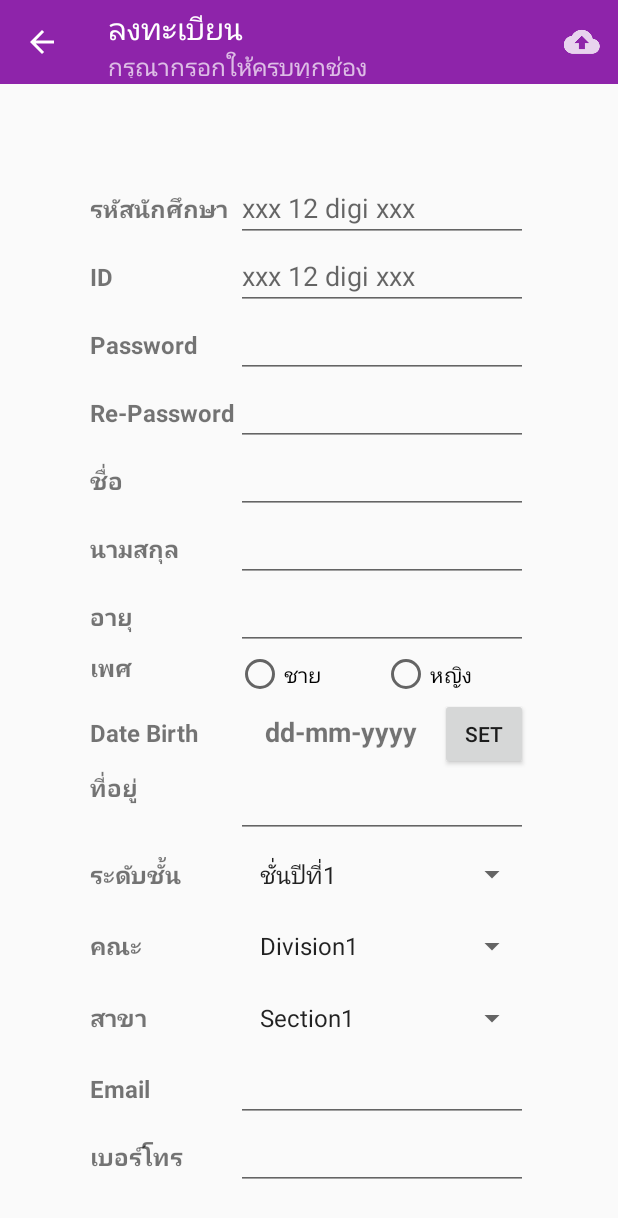
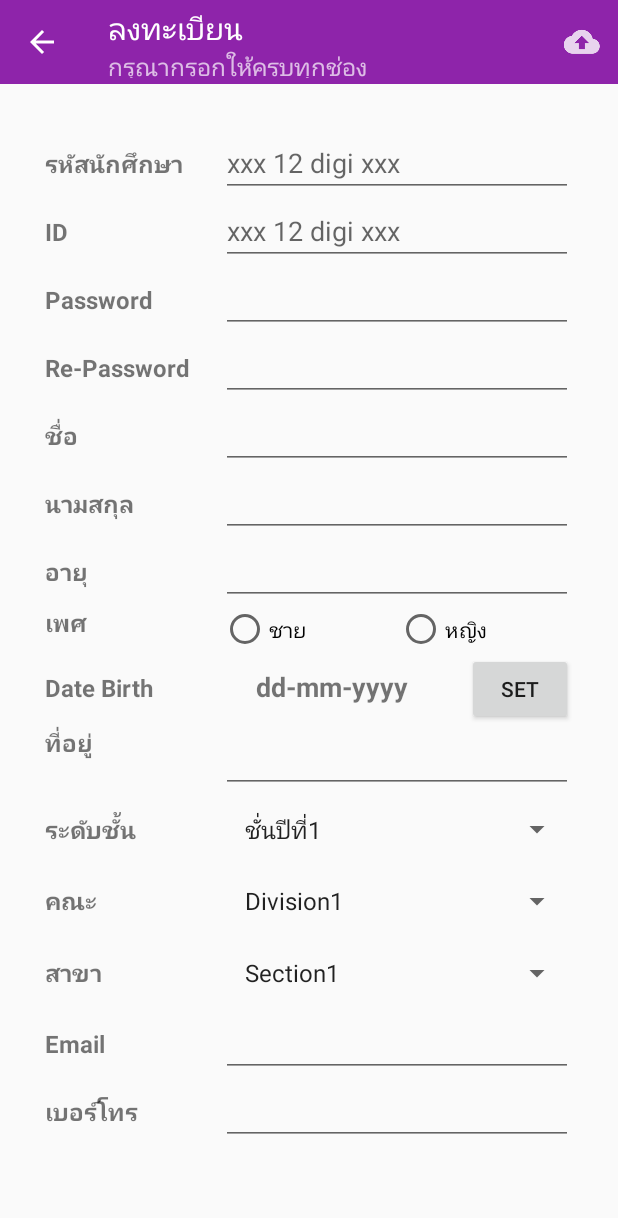
Before and after one commit to Natida2640/ExtSBC, an Android app: the screen it shows after launch (MainActivity), after a tap on "New Register", on a phone screen of 412 x 824 dp. Shown: the top 1218 px of the screen. Run offline under Robolectric (Android 15) with nearby library versions, the phone set to English and light mode, and no system bars; our stand-ins replace Firebase (no records; nobody signed in at launch, a user with empty details on screens opened directly).

Commit message:
Register Authentication Success

```diff
--- a/app/src/main/java/ni/mind/th/ac/sutheast/extsbc/RegisterFragment.java
+++ b/app/src/main/java/ni/mind/th/ac/sutheast/extsbc/RegisterFragment.java
@@ -196,7 +196,7 @@ public class RegisterFragment extends Fragment {
                 showAlert("Have Space", "Please Fill All Blank");
             } else if (genderABoolean) {
                 showAlert("Choose Gender ?", "Please Choose Gender Male or Female");
-            } else if (pass.equals(pass2)) {
+            } else if (!pass.equals(pass2)) {
                 showAlert("Password not Match", "Please Type Password and Re-Password Match");
             } else {
                 FirebaseAuth firebaseAuth = FirebaseAuth.getInstance();
--- a/app/src/main/res/layout/fragment_register.xml
+++ b/app/src/main/res/layout/fragment_register.xml
@@ -25,7 +25,7 @@
             android:layout_height="match_parent">
 
             <LinearLayout
-                android:padding="30dp"
+                android:paddingBottom="50dp"
                 android:layout_width="match_parent"
                 android:layout_height="match_parent"
                 android:layout_margin="30dp"
@@ -439,7 +439,7 @@
                     <!--TextField-->
                     <EditText
                         android:id="@+id/edtEmail"
-                        android:inputType="number"
+                        android:inputType="textEmailAddress"
                         android:layout_width="0dp"
                         android:layout_height="wrap_content"
                         android:layout_weight="2"
```
